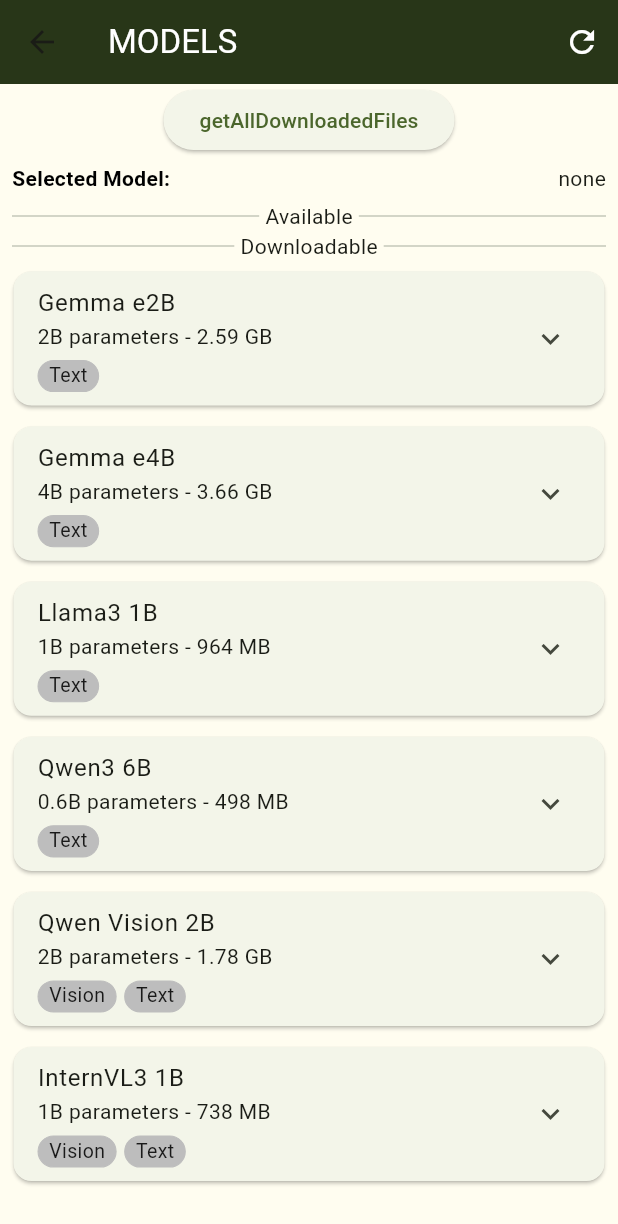
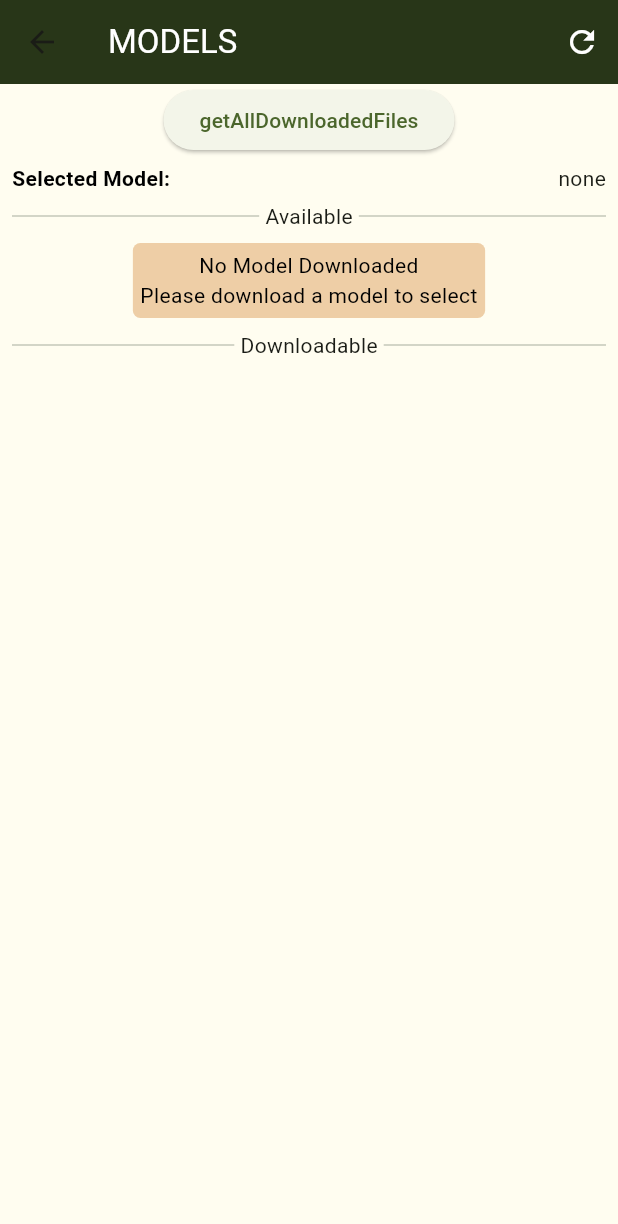
Before and after one commit to Ravish-Vishwakarma/Pike, a Flutter app: the ModelsPage screen opened directly, after a tap on "getAllDownloadedFiles", on a phone screen of 412 x 824 dp. Shown: the top 1224 px of the screen. Run offline on Flutter 3.47's test engine with Material 3 defaults, Android fonts, the phone set to English and light mode, and no system bars; our stand-ins replace sqflite; missing offline and left inert: background_downloader; accounts and stored records are empty.

Commit message:
Added downloaded model listing and deleting

```diff
--- a/lib/Pages/models_page.dart
+++ b/lib/Pages/models_page.dart
@@ -19,10 +19,10 @@
 
   // -------------------- VARIABLES -------------------- //
   String modelName = "";
+  int? selectedModelId = 1;
   final models = allModels.values.toList();
   List<AIModel> availableModels = [];
   List<AIModel> downloadableModel = [];
-  int? selectedModelId = 1;
 
   // ------------------- Functions -------------------- //
   Future<void> getModelName() async {
@@ -35,7 +35,7 @@
     });
   }
 
-  Future<void> loadModels() async {
+  Future<void> loadModelsList() async {
     final files = await Downloader.getAllDownloadedFiles();
 
     final fileNames = files.map((file) => p.basename(file)).toSet();
@@ -61,7 +61,7 @@
   void initState() {
     super.initState();
     getModelName();
-    loadModels();
+    loadModelsList();
   }
 
   // -------------------- BUILDER -------------------- //
@@ -85,8 +85,7 @@
           children: [
             ElevatedButton(
               onPressed: () {
-                print(availableModels);
-                for (var mo in downloadableModel) {
+                for (var mo in availableModels) {
                   print(mo.filename);
                 }
               },
@@ -280,13 +279,40 @@
 
             widget.selectedModelChange(value);
           },
-          child: Column(
+          child: widget.models.isNotEmpty
+              ? Column(
                   children: widget.models.map((model) {
                     return RadioListTile<int>(
                       title: Text(model.name),
+                      subtitle: Text("${model.parameters} - ${model.size}"),
                       value: model.id,
+                      secondary: IconButton(
+                        onPressed: () {
+                          Downloader.deleteModel(model.filename);
+                        },
+                        icon: Icon(Icons.delete),
+                      ),
                     );
                   }).toList(),
+                )
+              : Column(
+                  children: [
+                    Padding(
+                      padding: const EdgeInsets.all(8.0),
+                      child: Container(
+                        padding: EdgeInsets.all(5),
+                        decoration: BoxDecoration(
+                          color: MyColors.surfaceLight.withAlpha(130),
+                          borderRadius: BorderRadius.circular(5),
+                        ),
+                        child: Text(
+                          "No Model Downloaded\nPlease download a model to select",
+                          textAlign: TextAlign.center,
+                          style: TextStyle(color: Colors.black),
+                        ),
+                      ),
+                    ),
+                  ],
                 ),
         ),
       ],
--- a/lib/Services/downloader.dart
+++ b/lib/Services/downloader.dart
@@ -1,3 +1,5 @@
+import 'dart:io';
+
 import 'package:background_downloader/background_downloader.dart';
 
 class Downloader {
@@ -54,12 +56,46 @@
   static Future<List<String>> getAllDownloadedFiles() async {
     final records = await FileDownloader().database.allRecords();
 
-    final completedRecords = records
-        .where((record) => record.status == TaskStatus.complete)
-        .toList();
+    final completedRecords = records.where(
+      (record) => record.status == TaskStatus.complete,
+    );
 
-    return await Future.wait(
+    final paths = await Future.wait(
       completedRecords.map((record) => record.task.filePath()),
     );
+
+    final existingPaths = <String>[];
+
+    for (final path in paths) {
+      if (await File(path).exists()) {
+        existingPaths.add(path);
+      }
+    }
+
+    return existingPaths;
+  }
+
+  static Future<void> deleteModel(String fileName) async {
+    final records = await FileDownloader().database.allRecords();
+
+    for (final record in records) {
+      if (record.task.filename == fileName &&
+          record.status == TaskStatus.complete) {
+        final filePath = await record.task.filePath();
+        final file = File(filePath);
+
+        if (await file.exists()) {
+          await file.delete();
+
+          print('Model deleted successfully: $filePath');
+        } else {
+          print('Model file does not exist: $filePath');
+        }
+
+        return;
+      }
+    }
+
+    print('No completed download found for: $fileName');
   }
 }
```
Lines whose indentation alone changed are shown as unchanged.
